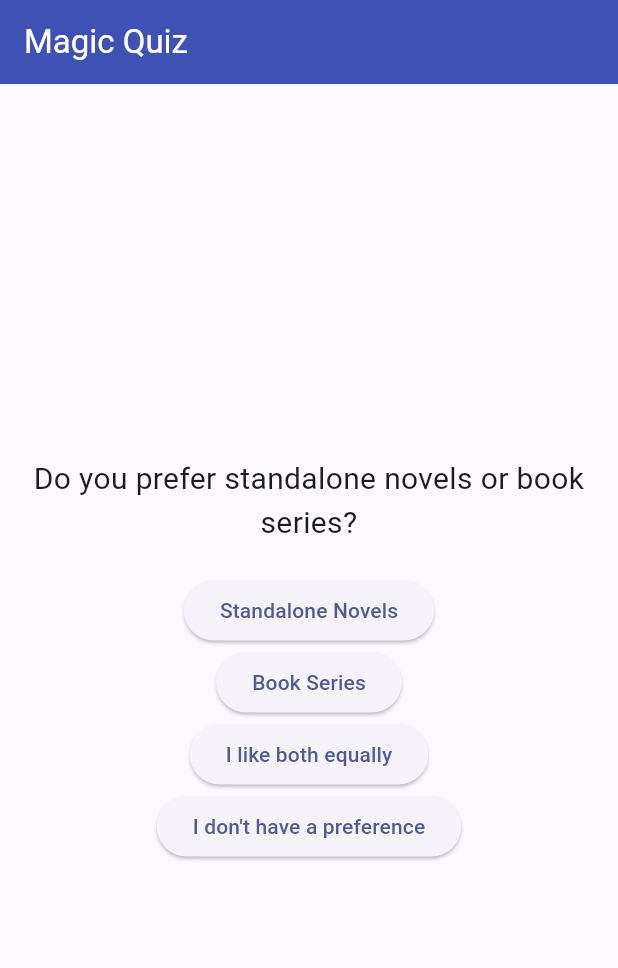
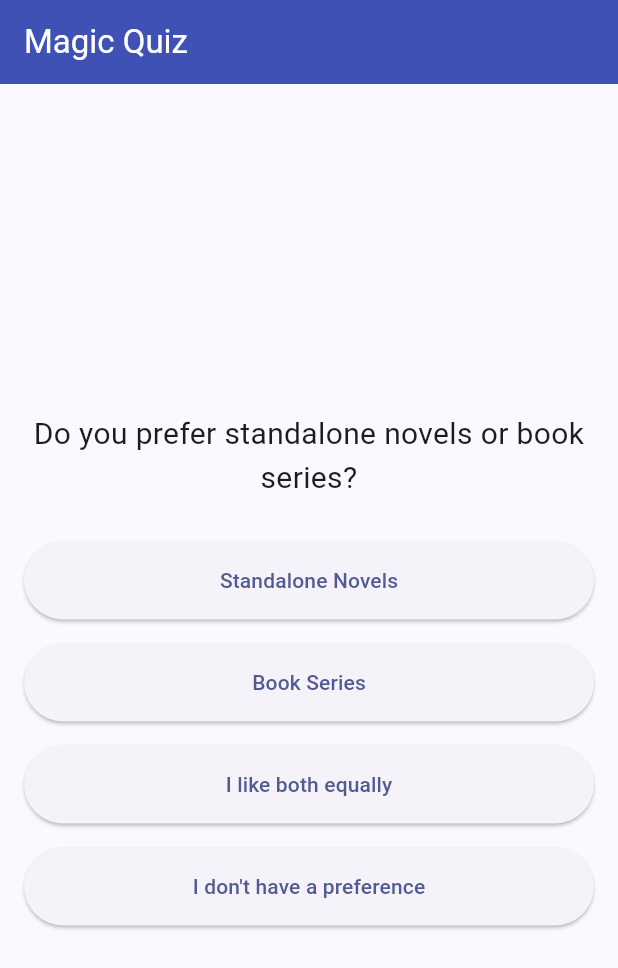
Before and after one commit to PBP-C2/RavenReads_mobile, a Flutter app: the QuizPage screen opened directly, after a tap on "Mystery", on a phone screen of 412 x 824 dp. Shown: the top 968 px of the screen. Run offline on Flutter 3.47's test engine with Material 2 defaults, Android fonts, the phone set to English and light mode, and no system bars; missing offline and left inert: pbp_django_auth.

Commit message:
Add quiz_results page and link to drawer

```diff
--- a/lib/screens/magic_quiz/quiz_page.dart
+++ b/lib/screens/magic_quiz/quiz_page.dart
@@ -1,4 +1,5 @@
 import 'package:flutter/material.dart';
+import 'package:raven_reads_mobile/screens/magic_quiz/quiz_results.dart';
 
 void main() {
   runApp(MyQuizApp());
@@ -133,9 +134,12 @@ class _QuizPageState extends State<QuizPage> {
         displayText = current.question;
       });
     } else {
-      setState(() {
-        displayText = "Quiz Completed. Total Points: $totalPoints";
-      });
+      Navigator.pushReplacement(
+        context,
+        MaterialPageRoute(
+          builder: (context) => QuizResultsPage(totalPoints: totalPoints),
+        ),
+      );
     }
   }
 
@@ -157,17 +161,24 @@ class _QuizPageState extends State<QuizPage> {
         child: Column(
           mainAxisAlignment: MainAxisAlignment.center,
           children: <Widget>[
-            Text(
+            Padding(
+              padding: const EdgeInsets.all(20.0),
+              child: Text(
                 displayText,
-              style: TextStyle(fontSize: 20.0),
+                style: const TextStyle(fontSize: 20.0),
                 textAlign: TextAlign.center,
               ),
-            SizedBox(height: 20),
+            ),
             if (currentQuestion < questions.length)
               Column(
                 children: [
                   ...questions[currentQuestion].options.map((option) {
-                    return ElevatedButton(
+                    return Padding(
+                      padding: const EdgeInsets.symmetric(
+                          vertical: 8.0, horizontal: 16.0),
+                      child: SizedBox(
+                        width: double.infinity,
+                        child: ElevatedButton(
                           onPressed: () {
                             setState(() {
                               totalPoints += option["value"] as int;
@@ -175,7 +186,12 @@ class _QuizPageState extends State<QuizPage> {
                               displayQuestion();
                             });
                           },
+                          style: ElevatedButton.styleFrom(
+                            padding: const EdgeInsets.all(16.0),
+                          ),
                           child: Text(option["option"] as String),
+                        ),
+                      ),
                     );
                   }).toList(),
                 ],
```
Also changed, not shown: lib/screens/magic_quiz/quiz_results.dart (added, +41 -0 lines), lib/widgets/left_drawer.dart (+13 -0 lines). Lines whose indentation alone changed are shown as unchanged.
